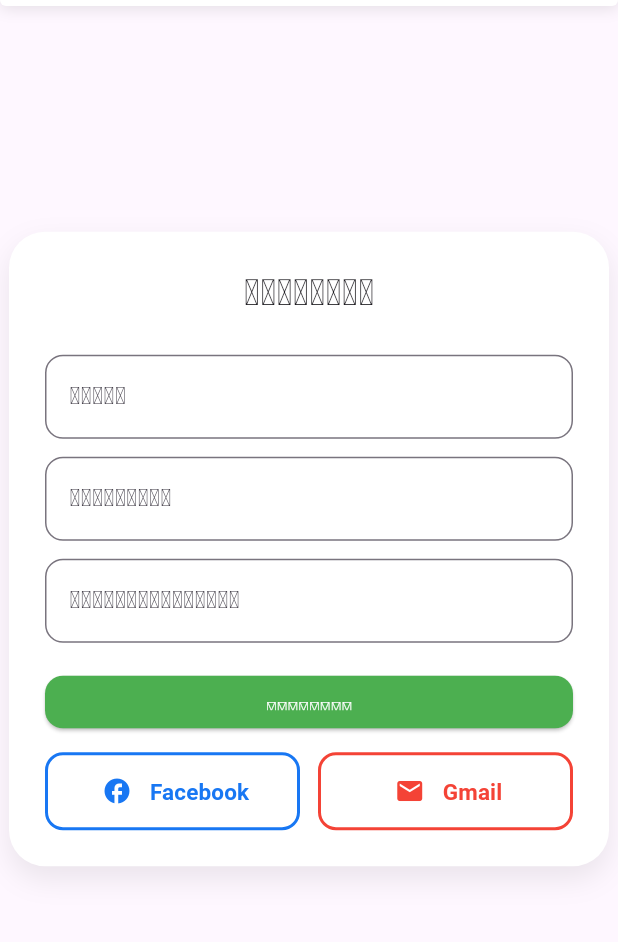
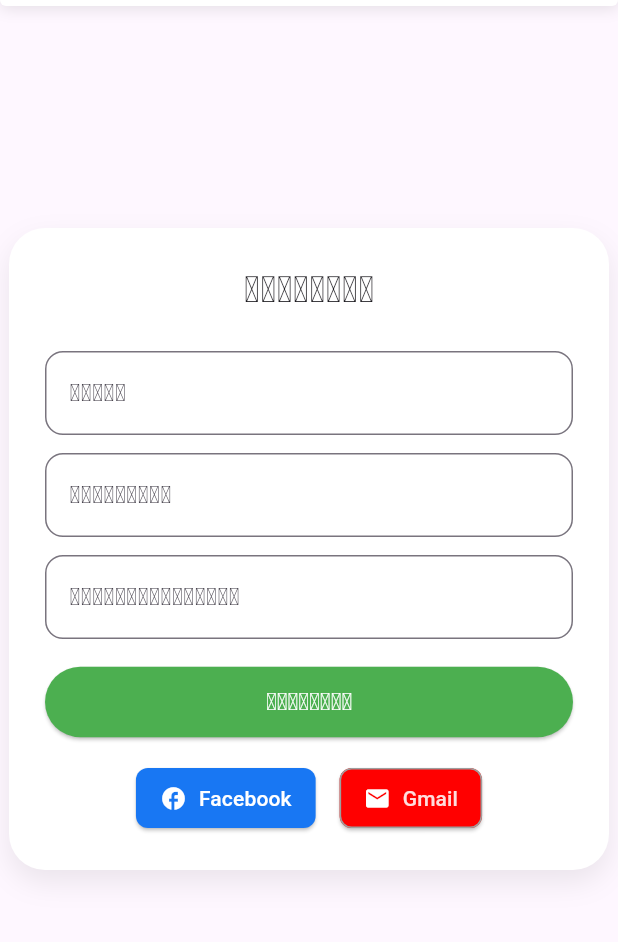
Before and after one commit to Mozz4545/ETL-Sim-sale, a Flutter app: the LoginScreen screen opened by its route, after a tap on "Sign Up", on a phone screen of 412 x 824 dp, the part 174-1116 px from its top. Run offline on Flutter 3.47's test engine with Material 3 defaults, Android fonts, the phone set to English and light mode, and no system bars; our stand-ins replace firebase_core, google_fonts; accounts and stored records are empty; Roboto replaces fonts that are missing (Phetsarath OT).

Commit message:
Revert "add condition forgot password"
This reverts commit a962b2dc609c46b252bd2d47d6da51ee95ea8693.

```diff
--- a/etl_application/lib/features/auth/pages/login_screen.dart
+++ b/etl_application/lib/features/auth/pages/login_screen.dart
@@ -1,5 +1,5 @@
 import 'package:flutter/material.dart';
-import '../../home/controllers/custom_navbar.dart'; // นำเข้า CustomNavbar
+import '../../custom_navbar.dart'; // นำเข้า CustomNavbar
 import 'sign_up_screen.dart'; // นำเข้า SignUpScreen
 
 void main() {
@@ -87,7 +87,7 @@ class LoginScreen extends StatelessWidget {
                       // TODO: handle login
                     },
                     style: ElevatedButton.styleFrom(
-                      backgroundColor: const Color.fromARGB(255, 0, 149, 255),
+                      backgroundColor: const Color.fromARGB(255, 22, 53, 134),
                       padding: const EdgeInsets.symmetric(vertical: 12),
                     ),
                     child: const Text(
@@ -101,26 +101,8 @@ class LoginScreen extends StatelessWidget {
                     ),
                   ),
                 ),
-                const SizedBox(height: 8), // เพิ่มระยะห่าง
-                // ปุ่ม "ລືມລະຫັດຜ່ານ?"
-                Align(
-                  alignment: Alignment.centerRight,
-                  child: TextButton(
-                    onPressed: () {
-                      // TODO: handle forgot password
-                    },
-                    child: const Text(
-                      'ລືມລະຫັດຜ່ານ?',
-                      style: TextStyle(
-                        fontFamily: 'Phetsarath OT',
-                        color: Color.fromARGB(255, 0, 149, 255),
-                        fontSize: 14,
-                      ),
-                    ),
-                  ),
-                ),
                 const SocialLoginButtons(),
-                const SizedBox(height: 16),
+                SizedBox(height: 16),
                 Row(
                   mainAxisAlignment: MainAxisAlignment.center,
                   children: [
--- a/etl_application/lib/features/auth/pages/sign_up_screen.dart
+++ b/etl_application/lib/features/auth/pages/sign_up_screen.dart
@@ -1,5 +1,5 @@
 import 'package:flutter/material.dart';
-import '../../home/controllers/custom_navbar.dart'; // นำเข้า CustomNavbar
+import '../../custom_navbar.dart'; // นำเข้า CustomNavbar
 
 class SignUpScreen extends StatelessWidget {
   const SignUpScreen({super.key});
@@ -66,10 +66,9 @@ class SignUpScreen extends StatelessWidget {
                   ),
                 ),
               ),
-              const SizedBox(height: 22),
+              const SizedBox(height: 18),
               SizedBox(
                 width: double.infinity,
-                height: 35,
                 child: ElevatedButton(
                   onPressed: () {
                     // TODO: handle sign up
@@ -77,9 +76,6 @@ class SignUpScreen extends StatelessWidget {
                   style: ElevatedButton.styleFrom(
                     backgroundColor: Colors.green,
                     padding: const EdgeInsets.symmetric(vertical: 12),
-                    shape: RoundedRectangleBorder(
-                      borderRadius: BorderRadius.circular(12),
-                    ),
                   ),
                   child: const Text(
                     'ລົງທະບຽນ',
@@ -107,72 +103,43 @@ Widget buildSocialSignUpButtons() {
     child: Row(
       mainAxisAlignment: MainAxisAlignment.center,
       children: [
-        // Facebook Button
-        Expanded(
-          child: ElevatedButton.icon(
+        ElevatedButton.icon(
           onPressed: () {
             // TODO: handle Facebook sign up
           },
-            icon: Container(
-              decoration: const BoxDecoration(
-                color: Colors.white,
-                shape: BoxShape.circle,
-              ),
-              padding: const EdgeInsets.all(4),
-              child: Icon(Icons.facebook, color: Color(0xFF1877F3), size: 20),
-            ),
+          icon: const Icon(Icons.facebook, color: Colors.white),
           label: const Text(
             'Facebook',
-              style: TextStyle(
-                fontFamily: 'Phetsarath OT',
-                color: Color(0xFF1877F3),
-                fontWeight: FontWeight.bold,
-                fontSize: 15,
-              ),
+            style: TextStyle(fontFamily: 'Phetsarath OT', color: Colors.white),
           ),
           style: ElevatedButton.styleFrom(
-              backgroundColor: Colors.white,
-              side: const BorderSide(color: Color(0xFF1877F3), width: 2),
-              padding: const EdgeInsets.symmetric(horizontal: 0, vertical: 12),
+            backgroundColor: Color(0xFF1877F3),
+            padding: const EdgeInsets.symmetric(horizontal: 16, vertical: 10),
             shape: RoundedRectangleBorder(
-                borderRadius: BorderRadius.circular(12),
-              ),
-              elevation: 0,
+              borderRadius: BorderRadius.circular(8),
             ),
           ),
         ),
-        const SizedBox(width: 12),
-        // Gmail Button
-        Expanded(
-          child: ElevatedButton.icon(
+        const SizedBox(width: 16),
+        ElevatedButton.icon(
           onPressed: () {
             // TODO: handle Gmail sign up
           },
-            icon: Container(
-              decoration: const BoxDecoration(
-                color: Colors.white,
-                shape: BoxShape.circle,
-              ),
-              padding: const EdgeInsets.all(4),
-              child: Icon(Icons.mail, color: Colors.red, size: 20),
-            ),
+          icon: const Icon(Icons.mail, color: Colors.white),
           label: const Text(
             'Gmail',
             style: TextStyle(
               fontFamily: 'Phetsarath OT',
-                color: Colors.red,
-                fontWeight: FontWeight.bold,
-                fontSize: 15,
+              color: Color.fromARGB(221, 255, 255, 255),
             ),
           ),
           style: ElevatedButton.styleFrom(
-              backgroundColor: Colors.white,
-              side: const BorderSide(color: Colors.red, width: 2),
-              padding: const EdgeInsets.symmetric(horizontal: 0, vertical: 12),
+            backgroundColor: const Color.fromARGB(255, 255, 0, 0),
+            foregroundColor: const Color.fromARGB(221, 255, 255, 255),
+            side: const BorderSide(color: Colors.grey),
+            padding: const EdgeInsets.symmetric(horizontal: 16, vertical: 10),
             shape: RoundedRectangleBorder(
-                borderRadius: BorderRadius.circular(12),
-              ),
-              elevation: 0,
+              borderRadius: BorderRadius.circular(8),
             ),
           ),
         ),
--- a/etl_application/lib/features/home/controllers/custom_navbar.dart
+++ b/etl_application/lib/features/custom_navbar.dart
@@ -223,7 +223,7 @@ class CustomNavbar extends StatelessWidget implements PreferredSizeWidget {
             style: GoogleFonts.notoSansLaoLooped(
               color: Colors.black,
               fontWeight: FontWeight.bold,
-              fontSize: 15,
+              fontSize: 15, // เพิ่มขนาดตัวอักษร
             ),
           ),
         ),
@@ -250,7 +250,7 @@ class CustomNavbar extends StatelessWidget implements PreferredSizeWidget {
             style: GoogleFonts.notoSansLaoLooped(
               color: Colors.black,
               fontWeight: FontWeight.bold,
-              fontSize: 15,
+              fontSize: 15, // เพิ่มขนาดตัวอักษร
             ),
             hint: Align(
               alignment: Alignment.centerLeft,
@@ -259,7 +259,7 @@ class CustomNavbar extends StatelessWidget implements PreferredSizeWidget {
                 style: GoogleFonts.notoSansLaoLooped(
                   color: Colors.black,
                   fontWeight: FontWeight.bold,
-                  fontSize: 15,
+                  fontSize: 15, // เพิ่มขนาดตัวอักษร
                 ),
               ),
             ),
@@ -299,6 +299,9 @@ class MyHomePage extends StatelessWidget {
       appBar: CustomNavbar(
         onCartPressed: () {
           // TODO: handle cart pressed
+        },
+        onLanguagePressed: () {
+          // TODO: handle language pressed
         },
       ),
       body: SingleChildScrollView(
--- a/etl_application/lib/features/home/pages/home_page.dart
+++ b/etl_application/lib/features/home/pages/home_page.dart
@@ -1,5 +1,5 @@
 import 'package:flutter/material.dart';
-import '../controllers/custom_navbar.dart';
+import '../../custom_navbar.dart';
 
 class HomePage extends StatelessWidget {
   const HomePage({super.key});
@@ -9,6 +9,7 @@ class HomePage extends StatelessWidget {
     return Scaffold(
       appBar: CustomNavbar(
         onCartPressed: () {},
+        onLanguagePressed: () {},
         onHomePressed: () {
           Navigator.of(context).popUntil((route) => route.isFirst);
         },
```
Lines whose indentation alone changed are shown as unchanged.
